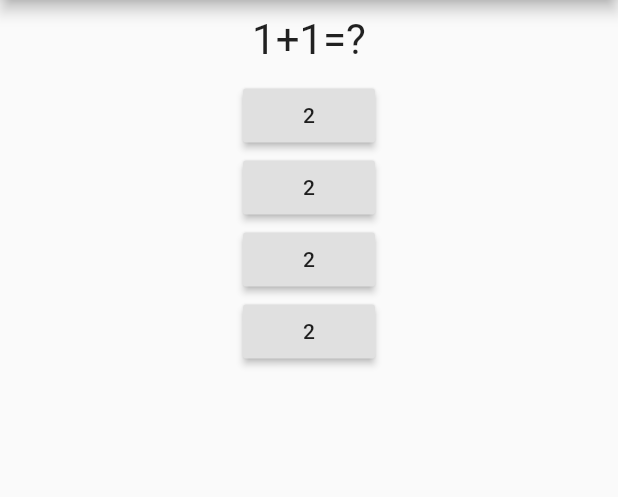
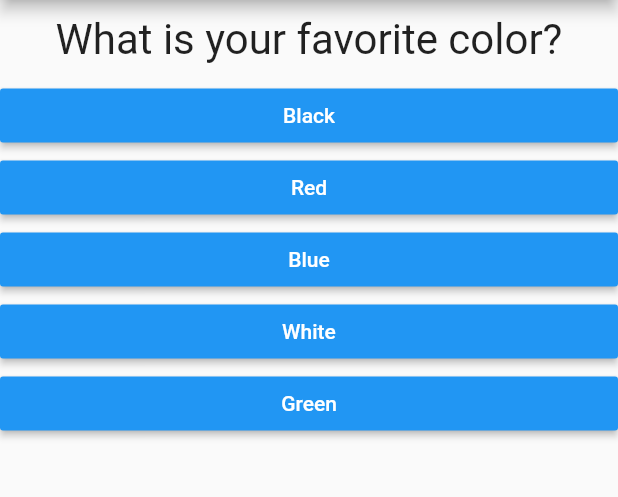
Before and after one commit to ascobani/flutter_lab_1, a Flutter app: the screen it shows after launch, on a phone screen of 412 x 824 dp, the part 84-581 px from its top. Run offline on Flutter 3.47's test engine with Material 2 defaults, Android fonts, the phone set to English and light mode, and no system bars.

Commit message:
score system

```diff
--- /dev/null
+++ b/lib/answer.dart
@@ -0,0 +1,25 @@
+import 'package:flutter/material.dart';
+
+
+class Answer extends StatelessWidget {
+
+  final VoidCallback sellectHandler;
+  final String answerText;
+
+  Answer(this.sellectHandler, String this.answerText);
+
+
+  @override
+
+  Widget build(BuildContext context) {
+    return Container(
+      width: double.infinity,
+      child: RaisedButton(
+        child: Text(answerText),
+        onPressed: sellectHandler,
+        color: Colors.blue ,
+        textColor: Colors.white,
+      ),
+    );
+  }
+}
--- a/lib/main.dart
+++ b/lib/main.dart
@@ -1,8 +1,8 @@
-import 'package:flutter/foundation.dart';
 import 'package:flutter/material.dart';
-import 'package:flutter_complete_guide/questions.dart';
+import 'package:flutter_complete_guide/result.dart';
 
-import './questions.dart';
+import './quiz.dart';
+import './result.dart';
 
 void main() {
   runApp(_MyApp());
@@ -17,50 +17,67 @@ class _MyApp extends StatefulWidget {
 }
 
 class _MyAppState extends State<_MyApp> {
+  final _questions = const [
+    {
+      'questionText': 'What is your favorite color?',
+      'answers': [
+        {'text': 'Black', 'score':0},
+        {'text': 'Red', 'score':0},
+        {'text': 'Blue', 'score':0},
+        {'text': 'White', 'score':1},
+        {'text': 'Green', 'score':0},
+      ],
+    },
+    {
+      'questionText': 'What is your favorite animal?',
+      'answers': [
+        {'text': 'Cat', 'score': 0},
+        {'text': 'Dog', 'score': 0},
+        {'text': 'Snake', 'score':0},
+        {'text': 'Spider', 'score':1},
+        {'text': 'Bear', 'score': 0},
+      ],
+    },
+    {
+      'questionText': 'Who is your favorite instrcutor',
+      'answers': [
+        {'text': 'Max', 'score':1},
+        {'text': 'Daniel', 'score':0},
+        {'text': 'Robin', 'score':0},
+        {'text': 'Kevin', 'score':0},
+        {'text': 'Pope', 'score':0},
+      ],
+    },
+  ];
   var _questionsIndex = 0;
-  var _answerIndex = 0;
 
   void _answerQuestion() {
     setState(() {
       _questionsIndex = _questionsIndex + 1;
-      _answerIndex = _answerIndex + 1;
     });
     print(_questionsIndex);
-    print(_answerIndex);
+    if (_questionsIndex < _questions.length) {
+      print('We have more questions!');
+    } else {
+      print('No more questions :(');
+    }
   }
 
   @override
   Widget build(BuildContext context) {
-    var _questions = ['1+1=?', '1+3=?', '1+5=?', '1+19=?'];
-    var _answers = ['2', '4', '6', '20'];
     return MaterialApp(
       home: Scaffold(
-          appBar: AppBar(
-            title: Text('MyApp'),
-          ),
-          body: Column(
-            children: [
-              Question(
-                _questions[_questionsIndex],
-              ),
-              RaisedButton(
-                child: Text(_answers[_answerIndex]),
-                onPressed: _answerQuestion,
-              ),
-              RaisedButton(
-                child: Text(_answers[_answerIndex]),
-                onPressed: _answerQuestion,
-              ),
-              RaisedButton(
-                child: Text(_answers[_answerIndex]),
-                onPressed: _answerQuestion,
-              ),
-              RaisedButton(
-                child: Text(_answers[_answerIndex]),
-                onPressed: _answerQuestion,
-              ),
-            ],
-          )),
+        appBar: AppBar(
+          title: Text('MyApp'),
+        ),
+        body: _questionsIndex < _questions.length
+            ? Quiz(
+                answerQuestion: _answerQuestion,
+                questionsIndex: _questionsIndex,
+                questions: _questions,
+              )
+            : Result(),
+      ),
     );
   }
 }
--- /dev/null
+++ b/lib/quiz.dart
@@ -0,0 +1,26 @@
+import 'package:flutter/material.dart';
+
+import './answer.dart';
+import './questions.dart';
+
+class Quiz extends StatelessWidget {
+  final List<Map<String, Object>> questions;
+  final int questionsIndex;
+  final VoidCallback answerQuestion;
+
+  Quiz(
+      {required this.questions,
+      required this.answerQuestion,
+      required this.questionsIndex});
+  @override
+  Widget build(BuildContext context) {
+    return Column(
+      children: [
+        Question(questions[questionsIndex]['questionText'] as String),
+        ...(questions[questionsIndex]['answers'] as List<Map<String, Object>>).map((answer) {
+          return Answer(answerQuestion, answer['text'] as String);
+        }).toList()
+      ],
+    );
+  }
+}
--- /dev/null
+++ b/lib/result.dart
@@ -0,0 +1,10 @@
+import 'package:flutter/material.dart';
+
+class Result extends StatelessWidget {
+  @override
+  Widget build(BuildContext context) {
+    return Center(
+      child: Text('You did it!'),
+    );
+  }
+}
```
